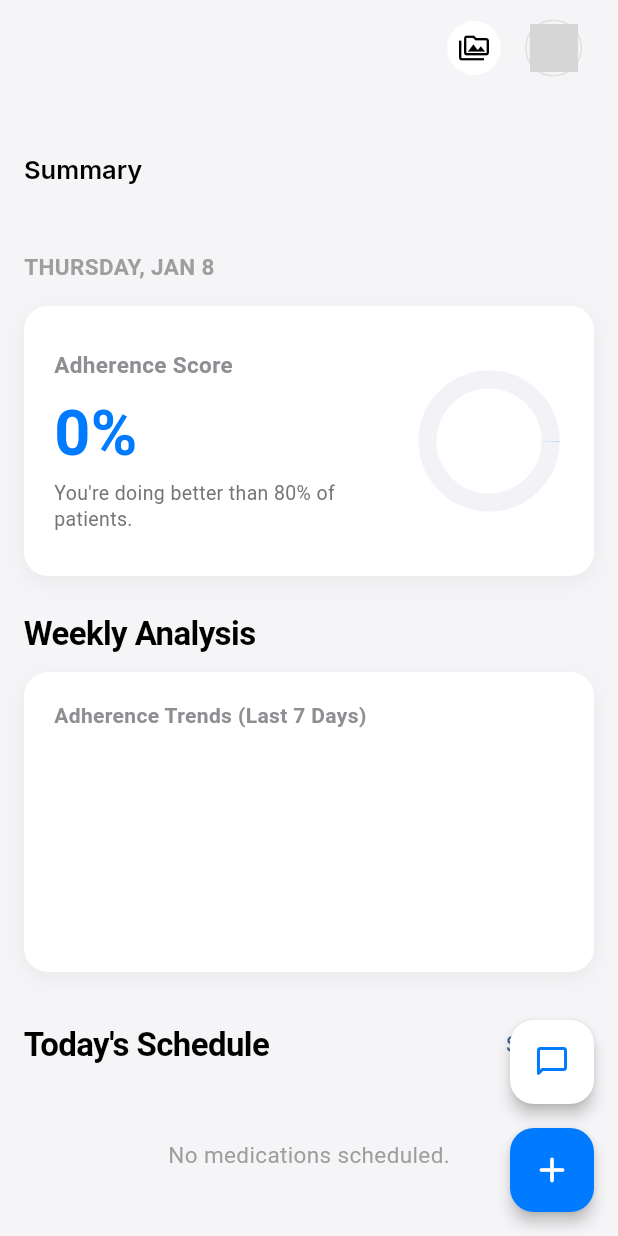
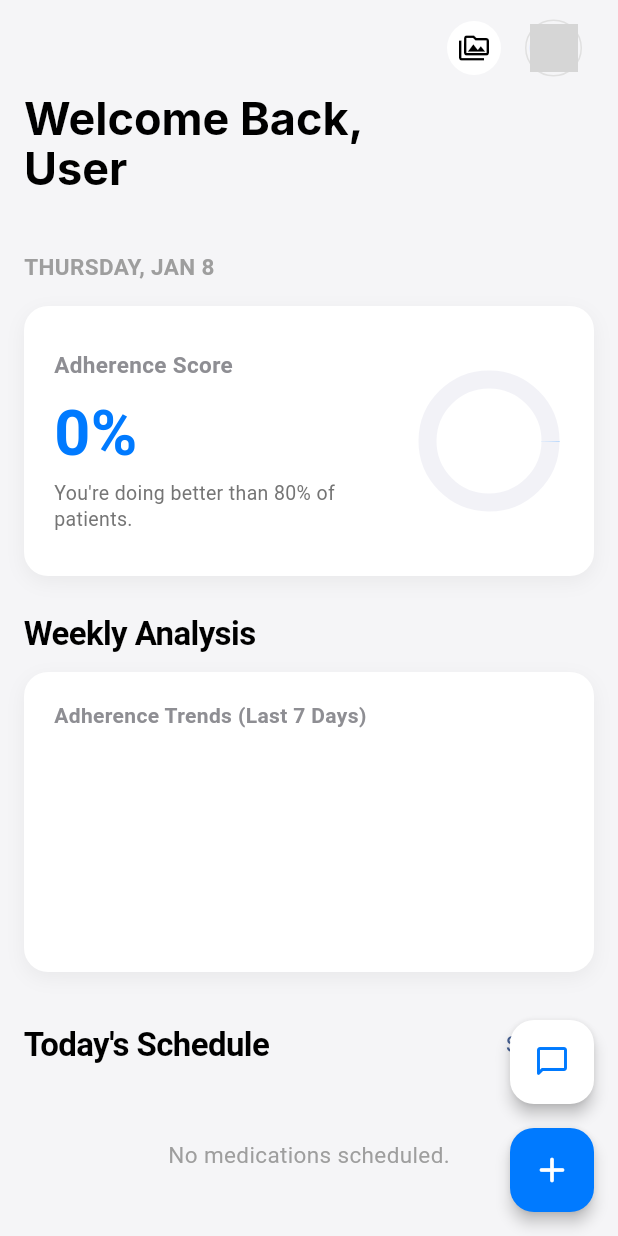
Before and after one commit to SrinivasaPrasadGade/MedX, a Flutter app: the HomePage screen opened by its route, on a phone screen of 412 x 824 dp. Run offline on Flutter 3.47's test engine with Material 3 defaults, Android fonts, the phone set to English and light mode, and no system bars; drawn by our look-alikes of fl_chart; our stand-ins replace dio, firebase_core, firebase_messaging, flutter_riverpod, flutter_secure_storage, go_router and 2 more; accounts and stored records are empty; network calls fail; grey boxes are pictures that could not be loaded.

Commit message:
Personalize dashboard greeting and avatar

```diff
--- a/frontend/patient_app/lib/features/dashboard/presentation/pages/home_page.dart
+++ b/frontend/patient_app/lib/features/dashboard/presentation/pages/home_page.dart
@@ -249,6 +249,8 @@ class _HomePageState extends ConsumerState<HomePage> {
   Widget build(BuildContext context) {
     final today = DateFormat('EEEE, MMM d').format(DateTime.now());
     final medications = ref.watch(medicationProvider);
+    final user = ref.watch(currentUserProvider);
+    final name = user?['full_name'] ?? 'User';
 
     // Calculate adherence
     final takenCount = medications.where((m) => m.isTaken).length.toDouble();
@@ -285,7 +287,17 @@ class _HomePageState extends ConsumerState<HomePage> {
           CustomScrollView(
             slivers: [
               SliverAppBar.large(
-                title: const Text('Summary'),
+                title: Text(
+                  'Welcome Back,\n$name',
+                  style: GoogleFonts.inter(
+                    fontWeight: FontWeight.w700, // Bold
+                    fontSize: 30, // Big
+                    color: Colors.black,
+                    height: 1.1,
+                  ),
+                  maxLines: 2,
+                  overflow: TextOverflow.ellipsis,
+                ),
                 actions: [
                   IconButton(
                     onPressed: () => context.push('/documents'),
@@ -303,9 +315,9 @@ class _HomePageState extends ConsumerState<HomePage> {
                       child: Container(
                         padding: const EdgeInsets.all(2),
                         decoration: BoxDecoration(shape: BoxShape.circle, border: Border.all(color: Colors.grey.shade300)),
-                        child: const CircleAvatar(
+                        child: CircleAvatar(
                           radius: 16,
-                          backgroundImage: NetworkImage('https://ui-avatars.com/api/?name=John+Doe&background=007AFF&color=fff'),
+                          backgroundImage: NetworkImage('https://ui-avatars.com/api/?name=${Uri.encodeComponent(name)}&background=007AFF&color=fff'),
                         ),
                       ),
                     ),
```
